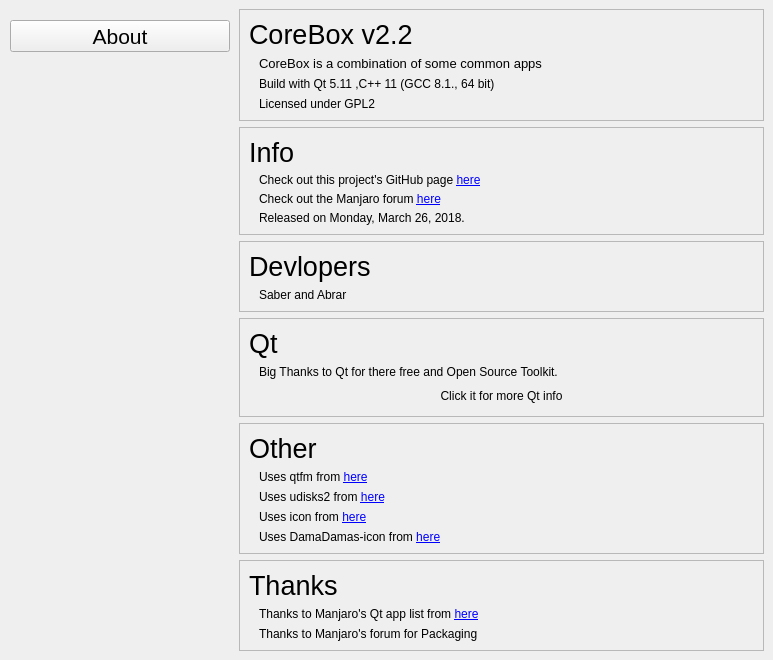
This is app/about/about.ui in rahmanshaber/corebox as Qt 5 draws it before an edit. The edited form follows.
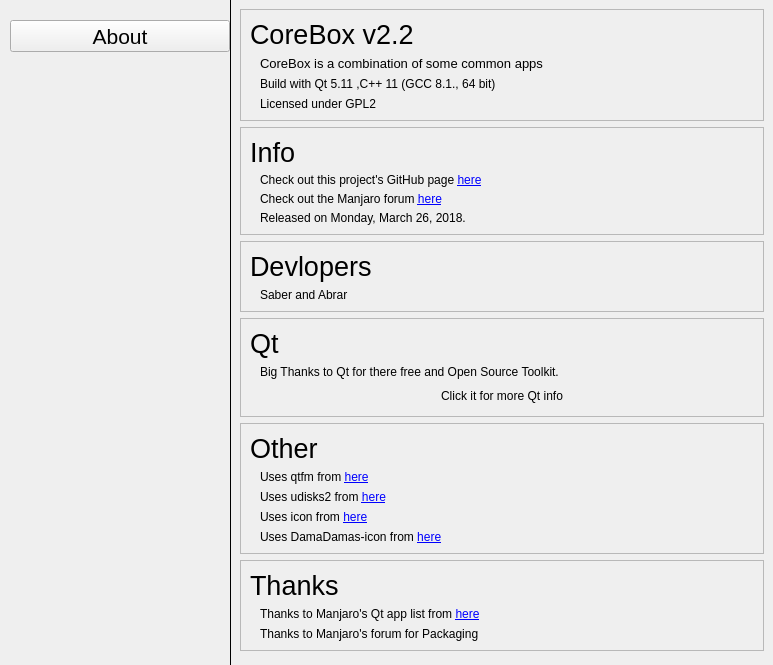
This is the edited form. Icons and pictures are not drawn.

What changed in the file:
```diff
--- a/app/about/about.ui
+++ b/app/about/about.ui
@@ -7,7 +7,7 @@
     <x>0</x>
     <y>0</y>
     <width>773</width>
-    <height>648</height>
+    <height>665</height>
    </rect>
   </property>
   <property name="windowTitle">
@@ -128,6 +128,28 @@
      </layout>
     </widget>
    </item>
+   <item>
+    <widget class="Line" name="line">
+     <property name="minimumSize">
+      <size>
+       <width>1</width>
+       <height>0</height>
+      </size>
+     </property>
+     <property name="maximumSize">
+      <size>
+       <width>1</width>
+       <height>16777215</height>
+      </size>
+     </property>
+     <property name="frameShadow">
+      <enum>QFrame::Plain</enum>
+     </property>
+     <property name="orientation">
+      <enum>Qt::Vertical</enum>
+     </property>
+    </widget>
+   </item>
    <item>
     <widget class="QWidget" name="widget" native="true">
      <property name="accessibleName">
```
Left out of the diff: 4 changed lines with no effect on the pictures.
